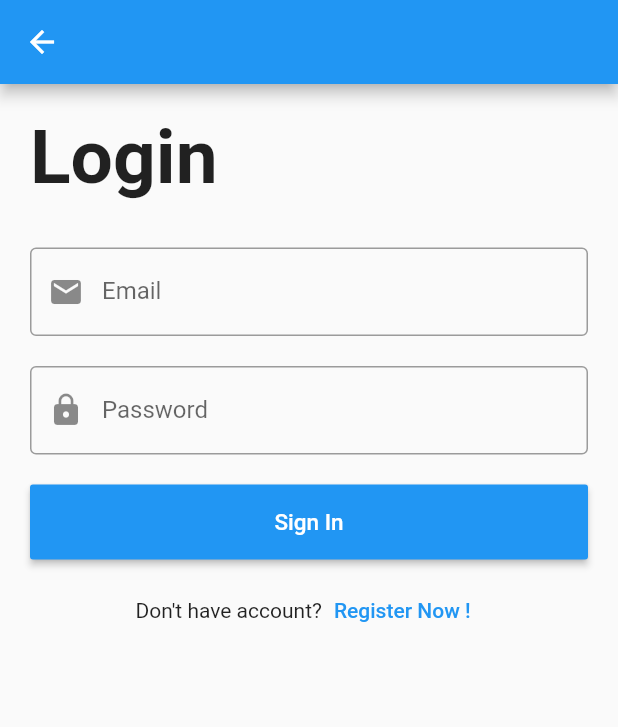
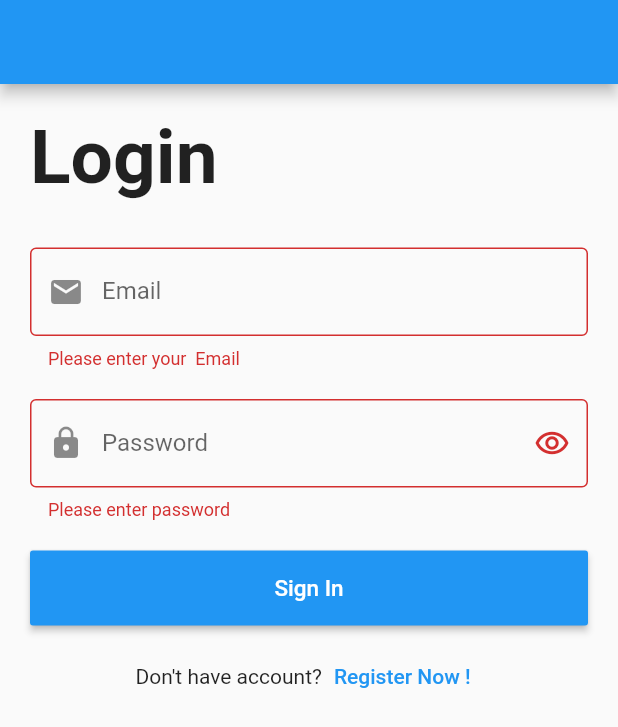
Before and after one commit to noor848/Flutter_project, a Flutter app: the LoginPage screen opened directly, after a tap on "Sign In", on a phone screen of 412 x 824 dp. Shown: the top 727 px of the screen. Run offline on Flutter 3.47's test engine with Material 2 defaults, Android fonts, the phone set to English and light mode, and no system bars.

Commit message:
adding secure password and valdiation

```diff
--- a/lib/login_page.dart
+++ b/lib/login_page.dart
@@ -3,11 +3,21 @@
 
 import 'package:flutter/cupertino.dart';
 import 'package:flutter/material.dart';
+class  LoginPage extends StatefulWidget {
 
-class LoginPage extends StatelessWidget {
+  @override
+  _State createState() => _State();
+}
 
-
+class _State extends State<LoginPage> {
   var emil=TextEditingController();
+  var formkey=GlobalKey<FormState>();
+  bool eye=true;
+@override
+  void initState() {
+    // TODO: implement initState
+    super.initState();
+  }
   @override
   Widget build(BuildContext context) {
     return Scaffold(
@@ -18,6 +28,8 @@ class LoginPage extends StatelessWidget {
       body: SingleChildScrollView(
         child: Padding(
           padding: const EdgeInsets.all(20.0),
+          child: Form(
+            key: formkey,
             child: Column(
               ///mainAxisAlignment: MainAxisAlignment.start,
               crossAxisAlignment: CrossAxisAlignment.start,
@@ -30,9 +42,15 @@ class LoginPage extends StatelessWidget {
                 ),),
                 SizedBox(height: 30,),
                 TextFormField(
+                  validator: (value) {
+                    if (value == null || value.isEmpty) {
+                      return 'Please enter your  Email';
+                    }
+                    return null;
+                  },
                   keyboardType:TextInputType.emailAddress,
 
-                 decoration:InputDecoration(
+                  decoration:const InputDecoration(
                       prefixIcon: Icon(Icons.email),
                       border:  OutlineInputBorder(
                           borderSide:  BorderSide(color: Colors.teal)
@@ -43,10 +61,29 @@ SizedBox(height: 30,),
                 SizedBox(height: 20,),
                 TextFormField(
                   controller: emil,
-                obscureText:true,
+                  obscureText:eye?true:false,
+                  validator: (value){
+
+                    if (value == null || value.isEmpty) {
+                      return 'Please enter password';
+                    }
+                    return null;
+
+                  },
                   keyboardType:TextInputType.visiblePassword,
-                decoration:InputDecoration(
+                  decoration: InputDecoration(
                       prefixIcon: Icon(Icons.lock),
+                      suffixIcon: IconButton(
+                        icon:  Icon(eye?Icons.remove_red_eye_outlined:Icons.remove_red_eye),
+                        onPressed: (){
+                          setState(() {
+                            eye=!eye;
+
+                          });
+
+
+                        },
+                      ),
                       border:  OutlineInputBorder(
                           borderSide:  BorderSide(color: Colors.teal)
                       ),
@@ -62,6 +99,14 @@ SizedBox(height: 30,),
                   child: MaterialButton(onPressed: (){
 
                     print(emil.value);
+
+                    if (formkey.currentState!.validate()) {
+                      // If the form is valid, display a snackbar. In the real world,
+                      // you'd often call a server or save the information in a database.
+                      ScaffoldMessenger.of(context).showSnackBar(
+                        const SnackBar(content: Text('Processing Data')),
+                      );
+                    }
 
                   },
                     child: Text("Sign In",style: TextStyle(color: Colors.white,fontSize: 15),),
@@ -89,6 +134,7 @@ SizedBox(height: 30,),
             ),
           ),
         ),
+      ),
 
 
 
--- a/lib/main.dart
+++ b/lib/main.dart
@@ -19,7 +19,7 @@ class MyApp extends StatelessWidget {
     return MaterialApp(
 
       debugShowCheckedModeBanner: false,
-      home: BMI(),
+      home: LoginPage(),
 
 
 
```
Lines whose indentation alone changed are shown as unchanged.
